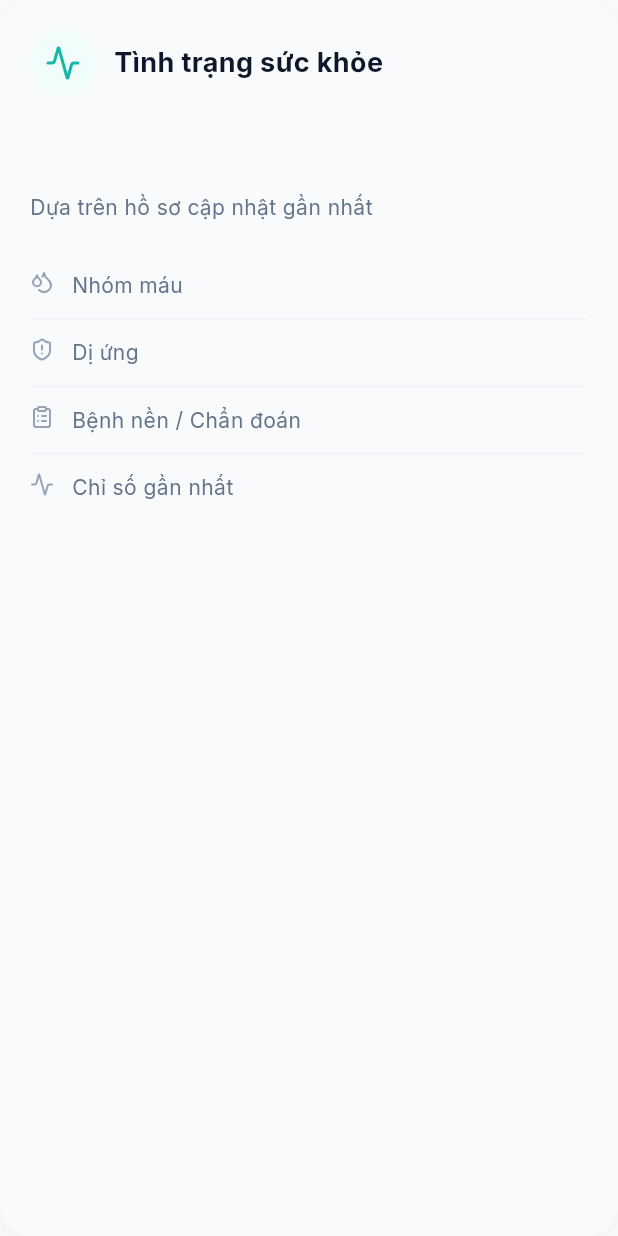
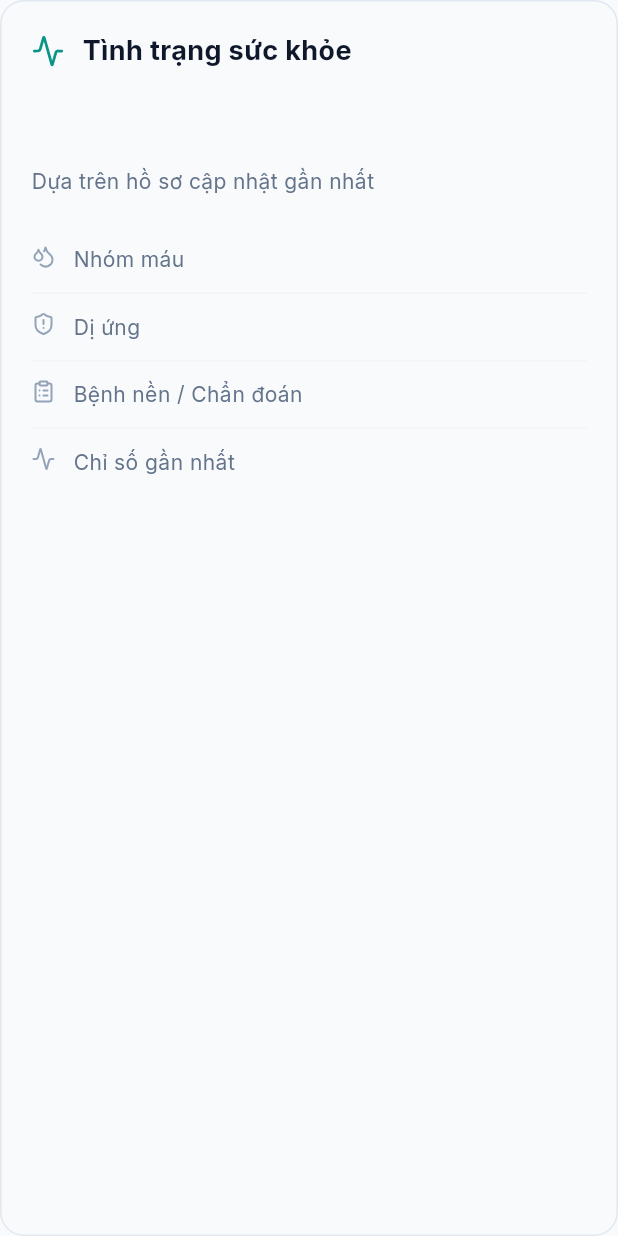
Before and after one commit to min2hi/medi_chain, a Flutter app: the HealthOverviewCard widget shown alone on an empty page, opened directly with empty values, on a phone screen of 412 x 824 dp. Run offline on Flutter 3.47's test engine with Material 3 defaults, Android fonts, the phone set to English and light mode, and no system bars; our stand-ins replace dio, easy_localization, flutter_bloc, flutter_markdown, flutter_secure_storage, get_it and 6 more; accounts and stored records are empty.

Commit message:
style: remove AI-gen boxy UI patterns, replace with clinical minimal UIs

```diff
--- a/frontend-mobile/lib/presentation/widgets/dashboard/health_overview_card.dart
+++ b/frontend-mobile/lib/presentation/widgets/dashboard/health_overview_card.dart
@@ -9,35 +9,25 @@ class HealthOverviewCard extends StatelessWidget {
 
   @override
   Widget build(BuildContext context) {
+    final isDark = Theme.of(context).brightness == Brightness.dark;
     return Container(
       padding: const EdgeInsets.all(20),
       decoration: BoxDecoration(
         color: Theme.of(context).cardColor,
-        borderRadius: BorderRadius.circular(20),
-        boxShadow: [
-          BoxShadow(
-            color: Colors.black.withOpacity(0.04),
-            blurRadius: 10,
-            offset: const Offset(0, 4),
-          ),
-        ],
+        borderRadius: BorderRadius.circular(16),
+        border: Border.all(
+          color: isDark ? const Color(0xFF334155) : const Color(0xFFE2E8F0),
+        ),
       ),
       child: Column(
         crossAxisAlignment: CrossAxisAlignment.start,
         children: [
           Row(
             children: [
-              Container(
-                padding: const EdgeInsets.all(10),
-                decoration: BoxDecoration(
-                  color: Theme.of(context).brightness == Brightness.dark ? const Color(0xFF134E4A) : const Color(0xFFF0FDFA),
-                  shape: BoxShape.circle,
-                ),
-                child: Icon(
-                  LucideIcons.activity,
-                  color: Color(0xFF14B8A6),
-                  size: 24,
-                ),
+              Icon(
+                LucideIcons.activity,
+                color: isDark ? const Color(0xFF5EEAD4) : const Color(0xFF0D9488),
+                size: 22,
               ),
               SizedBox(width: 12),
               Text(
```
Also changed, not shown: frontend-mobile/lib/presentation/screens/settings/settings_screen.dart (+26 -8 lines), frontend-mobile/lib/presentation/widgets/dashboard/quick_actions.dart (+18 -27 lines), frontend-mobile/lib/presentation/widgets/dashboard/today_schedule_card.dart (+9 -19 lines).
